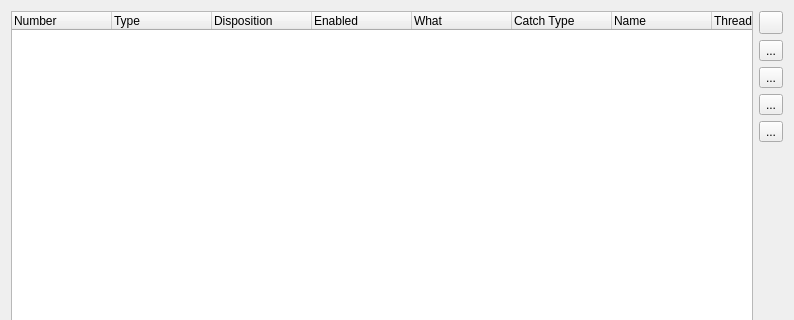
Before: the Qt Designer form BaseDebug/SeerCatchpointsBrowserWidget.ui in LiNY2-01/SeeDataStructure, drawn with Qt 5; both pictures show x 0 to 794 and y 0 to 320 of the 794 by 528 pixel window.
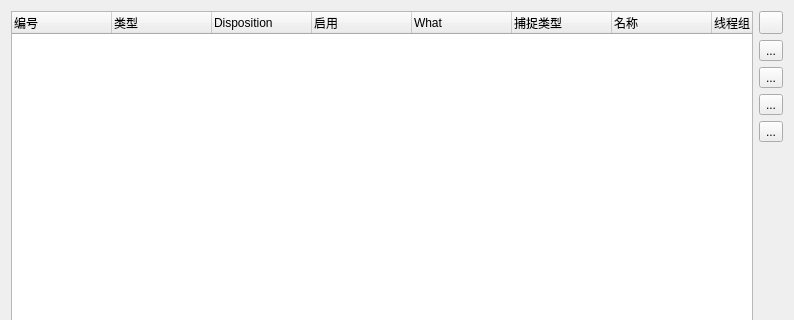
After: the same form once the commit is applied. Icons and pictures are not drawn.

Diff of the .ui file:
```diff
--- a/BaseDebug/SeerCatchpointsBrowserWidget.ui
+++ b/BaseDebug/SeerCatchpointsBrowserWidget.ui
@@ -21,12 +21,12 @@
      </property>
      <column>
       <property name="text">
-       <string>Number</string>
+       <string>编号</string>
       </property>
      </column>
      <column>
       <property name="text">
-       <string>Type</string>
+       <string>类型</string>
       </property>
      </column>
      <column>
@@ -36,7 +36,7 @@
      </column>
      <column>
       <property name="text">
-       <string>Enabled</string>
+       <string>启用</string>
       </property>
      </column>
      <column>
@@ -46,27 +46,27 @@
      </column>
      <column>
       <property name="text">
-       <string>Catch Type</string>
+       <string>捕捉类型</string>
       </property>
      </column>
      <column>
       <property name="text">
-       <string>Name</string>
+       <string>名称</string>
       </property>
      </column>
      <column>
       <property name="text">
-       <string>Thread Groups</string>
+       <string>线程组</string>
       </property>
      </column>
      <column>
       <property name="text">
-       <string>Times</string>
+       <string>次数</string>
       </property>
      </column>
      <column>
       <property name="text">
-       <string>Used</string>
+       <string>是否使用</string>
       </property>
      </column>
     </widget>
```
